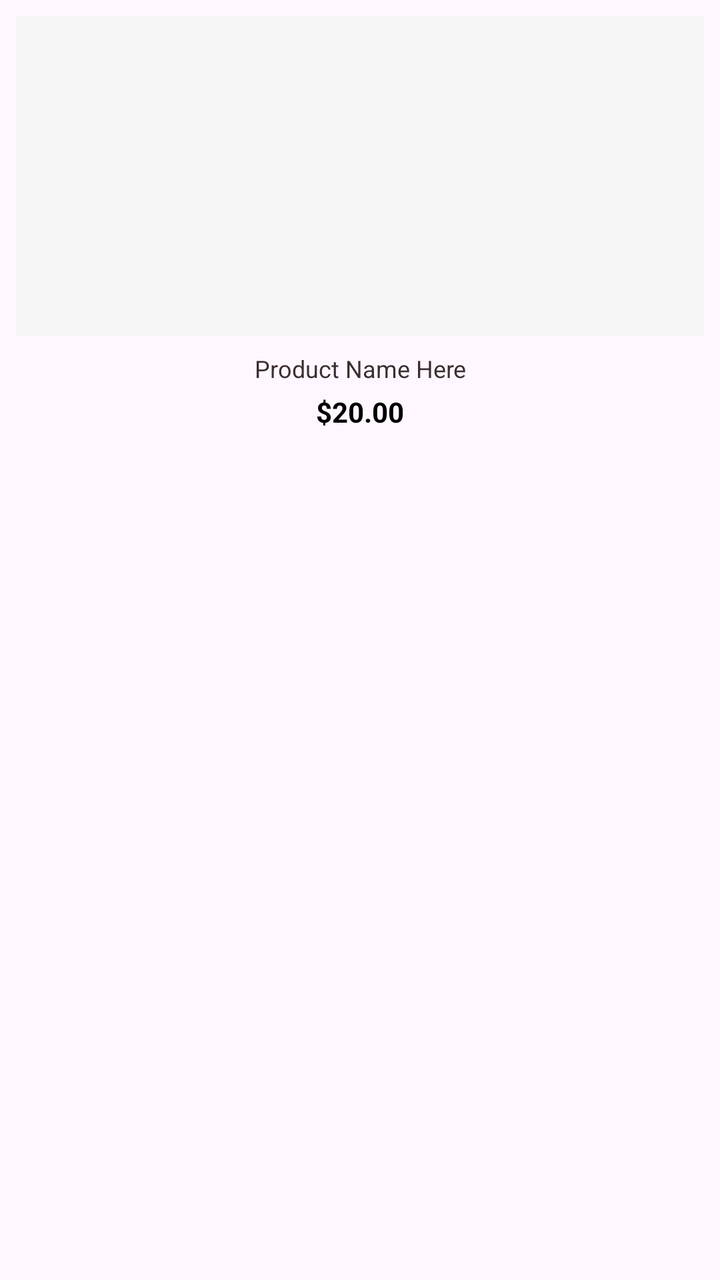
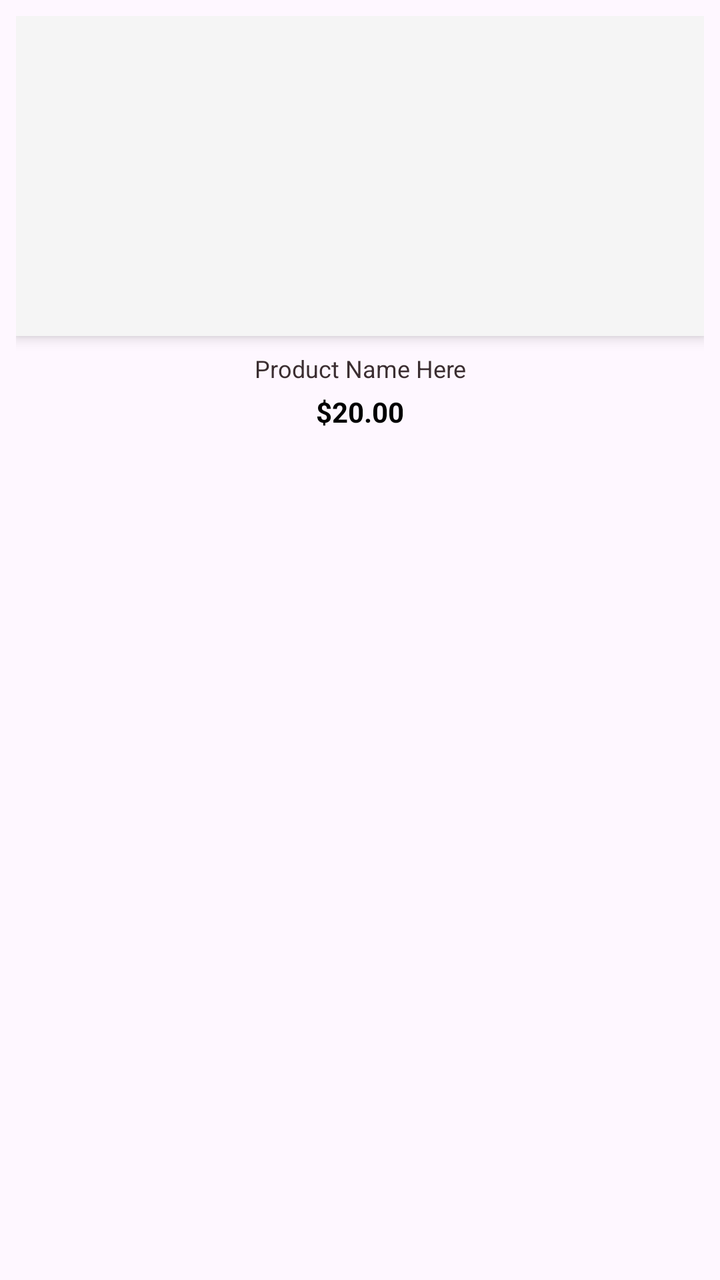

Compare the two renders of this Android layout. The source of the first and the diff that turns it into the second are given below.
<!-- AndroidManifest.xml: application theme Theme.Group6 -->
<!-- res/layout/item_product.xml -->
<?xml version="1.0" encoding="utf-8"?>
<LinearLayout xmlns:android="http://schemas.android.com/apk/res/android"
    android:layout_width="match_parent"
    android:layout_height="wrap_content"
    android:orientation="vertical"
    android:padding="8dp"
    android:gravity="center_horizontal">

    <ImageView
        android:id="@+id/ivProductImage"
        android:layout_width="match_parent"
        android:layout_height="160dp"
        android:scaleType="centerCrop"
        android:background="#f5f5f5" />

    <TextView
        android:id="@+id/tvProductTitle"
        android:layout_width="match_parent"
        android:layout_height="wrap_content"
        android:layout_marginTop="8dp"
        android:textColor="@color/text_dark"
        android:textSize="12sp"
        android:maxLines="2"
        android:textAlignment="center"
        android:ellipsize="end"
        android:text="Product Name Here" />

    <TextView
        android:id="@+id/tvProductPrice"
        android:layout_width="wrap_content"
        android:layout_height="wrap_content"
        android:layout_marginTop="4dp"
        android:textColor="@android:color/black"
        android:textSize="14sp"
        android:textStyle="bold"
        android:text="$20.00" />
</LinearLayout>
<!-- resources referenced by this layout -->
<resources>
  <color name="text_dark">#3B2E31</color>
  <style name="Theme.Group6" parent="Base.Theme.Group6" />
  <style name="Base.Theme.Group6" parent="Theme.Material3.DayNight.NoActionBar">
          
          
      </style>
</resources>

<!-- the commit's change to res/layout/item_product.xml (unified diff, before → after) -->
@@ -11,7 +11,8 @@
         android:layout_width="match_parent"
         android:layout_height="160dp"
         android:scaleType="centerCrop"
-        android:background="#f5f5f5" />
+        android:background="#f5f5f5"
+        android:elevation="4dp"/>
 
     <TextView
         android:id="@+id/tvProductTitle"
